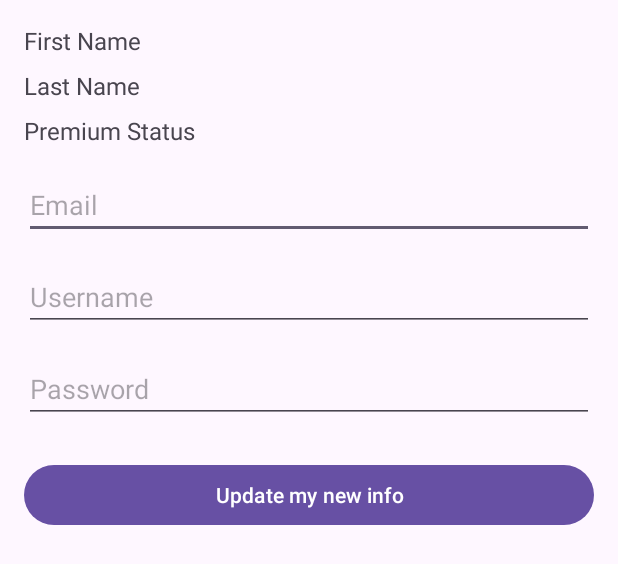
After one commit to AidanMonk/LetsCook, an Android app: the layout fragment_setting.xml on its own in the app's theme, with its tools: preview values and no code run, on a phone screen of 412 x 824 dp. The commit adds this screen. Shown: the top 564 px of the screen. Run offline under Robolectric (Android 15) with nearby library versions, the phone set to English and light mode, and no system bars.

Commit message:
Update-settingFragment

```diff
--- a/app/build.gradle.kts
+++ b/app/build.gradle.kts
@@ -41,6 +41,7 @@ dependencies {
     implementation("org.apache.commons:commons-math3:3.6.1")
     implementation(libs.firebase.storage)
     implementation(libs.firebase.firestore)
+    implementation(libs.firebase.auth)
     testImplementation(libs.junit)
     androidTestImplementation(libs.ext.junit)
     androidTestImplementation(libs.espresso.core)
--- a/app/src/main/java/com/example/letscook/SubscribeFragment.java
+++ b/app/src/main/java/com/example/letscook/SubscribeFragment.java
@@ -24,7 +24,7 @@ public class SubscribeFragment extends Fragment {
 
         Button subscribeButton = view.findViewById(R.id.subscribeButton);
         subscribeButton.setOnClickListener(v -> {
-            Toast.makeText(getContext(), "Please have your credit card on you side!", Toast.LENGTH_SHORT).show();
+            Toast.makeText(getContext(), "Please have your credit card on you side :)", Toast.LENGTH_SHORT).show();
         });
 
         return view;
--- /dev/null
+++ b/app/src/main/res/layout/fragment_recipe.xml
@@ -0,0 +1,6 @@
+<?xml version="1.0" encoding="utf-8"?>
+<androidx.constraintlayout.widget.ConstraintLayout xmlns:android="http://schemas.android.com/apk/res/android"
+    android:layout_width="match_parent"
+    android:layout_height="match_parent">
+
+</androidx.constraintlayout.widget.ConstraintLayout>
--- /dev/null
+++ b/app/src/main/res/layout/fragment_setting.xml
@@ -0,0 +1,79 @@
+<?xml version="1.0" encoding="utf-8"?>
+<androidx.constraintlayout.widget.ConstraintLayout
+    xmlns:android="http://schemas.android.com/apk/res/android"
+    xmlns:app="http://schemas.android.com/apk/res-auto"
+    android:layout_width="match_parent"
+    android:layout_height="match_parent"
+    android:padding="16dp">
+
+    <TextView
+        android:id="@+id/txtFirstName"
+        android:layout_width="wrap_content"
+        android:layout_height="wrap_content"
+        android:text="First Name"
+        android:textSize="16sp"
+        app:layout_constraintTop_toTopOf="parent"
+        app:layout_constraintStart_toStartOf="parent" />
+
+    <TextView
+        android:id="@+id/txtLastName"
+        android:layout_width="wrap_content"
+        android:layout_height="wrap_content"
+        android:text="Last Name"
+        android:textSize="16sp"
+        app:layout_constraintTop_toBottomOf="@id/txtFirstName"
+        app:layout_constraintStart_toStartOf="parent"
+        android:layout_marginTop="8dp" />
+
+    <TextView
+        android:id="@+id/txtPremiumStatus"
+        android:layout_width="wrap_content"
+        android:layout_height="wrap_content"
+        android:text="Premium Status"
+        android:textSize="16sp"
+        app:layout_constraintTop_toBottomOf="@id/txtLastName"
+        app:layout_constraintStart_toStartOf="parent"
+        android:layout_marginTop="8dp" />
+
+    <EditText
+        android:id="@+id/edtEmail"
+        android:layout_width="0dp"
+        android:layout_height="wrap_content"
+        android:hint="Email"
+        app:layout_constraintTop_toBottomOf="@id/txtPremiumStatus"
+        app:layout_constraintStart_toStartOf="parent"
+        app:layout_constraintEnd_toEndOf="parent"
+        android:layout_marginTop="16dp" />
+
+    <EditText
+        android:id="@+id/edtUsername"
+        android:layout_width="0dp"
+        android:layout_height="wrap_content"
+        android:hint="Username"
+        app:layout_constraintTop_toBottomOf="@id/edtEmail"
+        app:layout_constraintStart_toStartOf="parent"
+        app:layout_constraintEnd_toEndOf="parent"
+        android:layout_marginTop="16dp" />
+
+    <EditText
+        android:id="@+id/edtPassword"
+        android:layout_width="0dp"
+        android:layout_height="wrap_content"
+        android:hint="Password"
+        android:inputType="textPassword"
+        app:layout_constraintTop_toBottomOf="@id/edtUsername"
+        app:layout_constraintStart_toStartOf="parent"
+        app:layout_constraintEnd_toEndOf="parent"
+        android:layout_marginTop="16dp" />
+
+    <Button
+        android:id="@+id/btnUpdate"
+        android:layout_width="0dp"
+        android:layout_height="wrap_content"
+        android:text="Update my new info"
+        app:layout_constraintTop_toBottomOf="@id/edtPassword"
+        app:layout_constraintStart_toStartOf="parent"
+        app:layout_constraintEnd_toEndOf="parent"
+        android:layout_marginTop="24dp" />
+
+</androidx.constraintlayout.widget.ConstraintLayout>
--- a/gradle/libs.versions.toml
+++ b/gradle/libs.versions.toml
@@ -1,5 +1,5 @@
 [versions]
-agp = "8.6.1"
+agp = "8.7.1"
 junit = "4.13.2"
 junitVersion = "1.2.1"
 espressoCore = "3.6.1"
@@ -11,6 +11,7 @@ googleGmsGoogleServices = "4.4.2"
 firebaseDatabase = "21.0.0"
 firebaseStorage = "21.0.1"
 firebaseFirestore = "25.1.1"
+firebaseAuth = "23.1.0"
 
 [libraries]
 junit = { group = "junit", name = "junit", version.ref = "junit" }
@@ -23,6 +24,7 @@ constraintlayout = { group = "androidx.constraintlayout", name = "constraintlayo
 firebase-database = { group = "com.google.firebase", name = "firebase-database", version.ref = "firebaseDatabase" }
 firebase-storage = { group = "com.google.firebase", name = "firebase-storage", version.ref = "firebaseStorage" }
 firebase-firestore = { group = "com.google.firebase", name = "firebase-firestore", version.ref = "firebaseFirestore" }
+firebase-auth = { group = "com.google.firebase", name = "firebase-auth", version.ref = "firebaseAuth" }
 
 [plugins]
 android-application = { id = "com.android.application", version.ref = "agp" }
```
Also changed, not shown: app/src/main/java/com/example/letscook/RecipeFragment.java (added, +19 -0 lines), app/src/main/java/com/example/letscook/SettingFragment.java (added, +151 -0 lines), app/src/main/java/com/example/letscook/UserProfile.java (+21 -11 lines), app/src/main/res/layout/activity_user_profile.xml (+3 -4 lines), gradle/wrapper/gradle-wrapper.properties.
